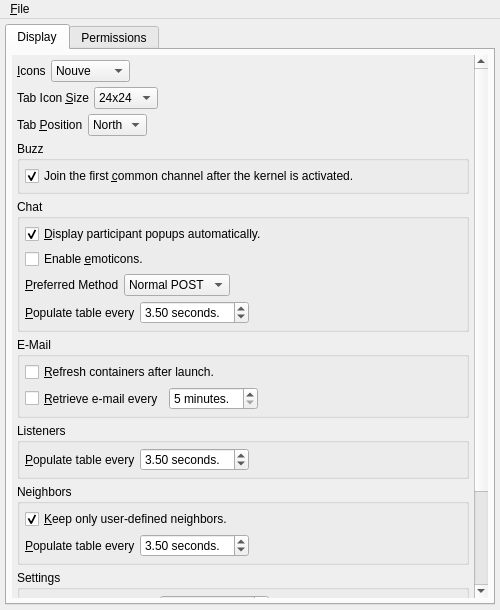
Qt form branches/trunk/GoldBug-UI/options.ui (textbrowser/spot-on) before a commit.
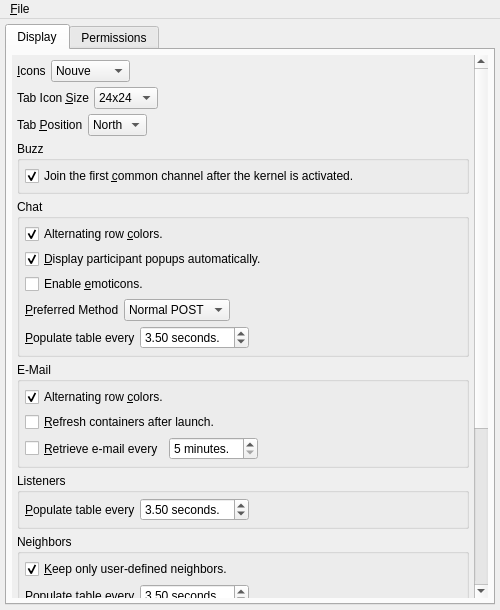
The same form after that commit. Icons and pictures are not drawn.

Commit message: Alternating row colors. Optional.

Patch:
```diff
--- a/branches/trunk/GoldBug-UI/options.ui
+++ b/branches/trunk/GoldBug-UI/options.ui
@@ -53,9 +53,9 @@
            <property name="geometry">
             <rect>
              <x>0</x>
-             <y>-149</y>
-             <width>461</width>
-             <height>708</height>
+             <y>-272</y>
+             <width>458</width>
+             <height>806</height>
             </rect>
            </property>
            <layout class="QVBoxLayout" name="verticalLayout_9">
@@ -278,6 +278,16 @@
                <property name="margin">
                 <number>5</number>
                </property>
+               <item>
+                <widget class="QCheckBox" name="chatAlternatingRowColors">
+                 <property name="text">
+                  <string>Alternating row &amp;colors.</string>
+                 </property>
+                 <property name="checked">
+                  <bool>true</bool>
+                 </property>
+                </widget>
+               </item>
                <item>
                 <widget class="QCheckBox" name="displayPopups">
                  <property name="text">
@@ -409,6 +419,16 @@
                <property name="margin">
                 <number>5</number>
                </property>
+               <item>
+                <widget class="QCheckBox" name="emailAlternatingRowColors">
+                 <property name="text">
+                  <string>Alternating row &amp;colors.</string>
+                 </property>
+                 <property name="checked">
+                  <bool>true</bool>
+                 </property>
+                </widget>
+               </item>
                <item>
                 <widget class="QCheckBox" name="refreshEmail">
                  <property name="text">
@@ -732,6 +752,25 @@
               </layout>
              </widget>
             </item>
+            <item>
+             <widget class="QGroupBox" name="groupBox_17">
+              <property name="title">
+               <string>URLs</string>
+              </property>
+              <layout class="QVBoxLayout" name="verticalLayout_22">
+               <item>
+                <widget class="QCheckBox" name="urlsAlternatingRowColors">
+                 <property name="text">
+                  <string>Alternating row &amp;colors.</string>
+                 </property>
+                 <property name="checked">
+                  <bool>true</bool>
+                 </property>
+                </widget>
+               </item>
+              </layout>
+             </widget>
+            </item>
             <item>
              <spacer name="verticalSpacer">
               <property name="orientation">
@@ -772,8 +811,8 @@
             <rect>
              <x>0</x>
              <y>0</y>
-             <width>679</width>
-             <height>965</height>
+             <width>653</width>
+             <height>940</height>
             </rect>
            </property>
            <layout class="QVBoxLayout" name="verticalLayout_11">
@@ -1429,7 +1468,7 @@
      <x>0</x>
      <y>0</y>
      <width>500</width>
-     <height>25</height>
+     <height>24</height>
     </rect>
    </property>
    <widget class="QMenu" name="menu_File">
```
Left out of the diff: 3 changed lines with no effect on the pictures. The commit also changes 4 other files.
